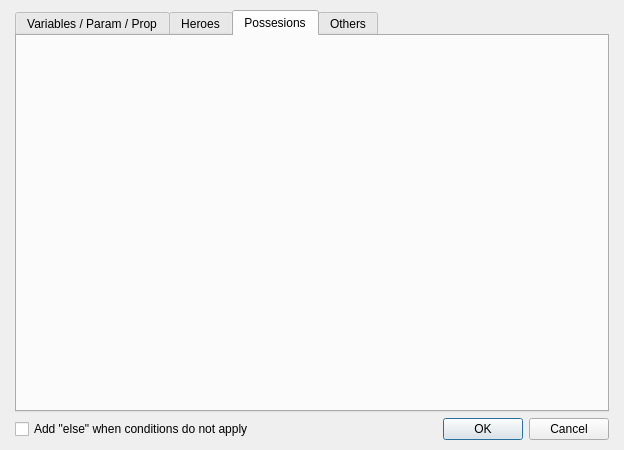
This is Editor/Dialogs/Commands/dialogcommandconditions.ui in RPG-Paper-Maker/RPG-Paper-Maker as Qt 5 draws it before an edit. The edited form follows.
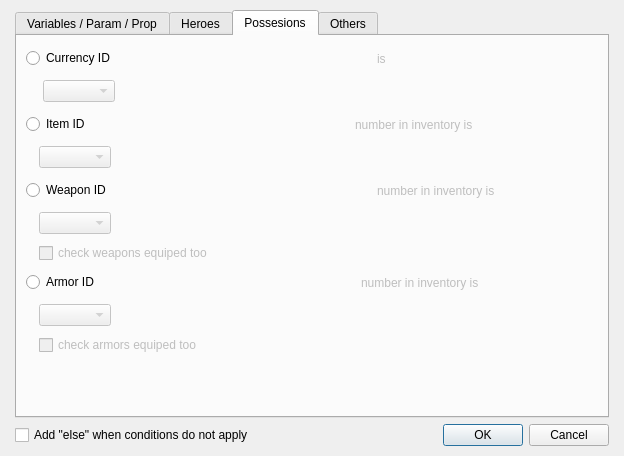
This is the edited form. The open tabs and pages were chosen to show the change. Custom widgets are drawn as their Qt base class.

Patch:
```diff
--- a/Editor/Dialogs/Commands/dialogcommandconditions.ui
+++ b/Editor/Dialogs/Commands/dialogcommandconditions.ui
@@ -7,7 +7,7 @@
     <x>0</x>
     <y>0</y>
     <width>624</width>
-    <height>450</height>
+    <height>456</height>
    </rect>
   </property>
   <property name="windowTitle">
@@ -628,6 +628,515 @@
         <attribute name="title">
          <string>Possesions</string>
         </attribute>
+        <layout class="QGridLayout" name="gridLayout_5">
+         <item row="0" column="0">
+          <layout class="QVBoxLayout" name="verticalLayout_6">
+           <item>
+            <layout class="QHBoxLayout" name="horizontalLayout_13" stretch="0,0,0,1">
+             <item>
+              <widget class="QRadioButton" name="radioButtonCurrency">
+               <property name="text">
+                <string>Currency ID</string>
+               </property>
+              </widget>
+             </item>
+             <item>
+              <widget class="PanelPrimitiveValue" name="panelPrimitiveCurrencyID" native="true">
+               <property name="enabled">
+                <bool>false</bool>
+               </property>
+               <property name="minimumSize">
+                <size>
+                 <width>250</width>
+                 <height>27</height>
+                </size>
+               </property>
+               <property name="maximumSize">
+                <size>
+                 <width>250</width>
+                 <height>27</height>
+                </size>
+               </property>
+              </widget>
+             </item>
+             <item>
+              <widget class="QLabel" name="labelCurrencyIs">
+               <property name="enabled">
+                <bool>false</bool>
+               </property>
+               <property name="text">
+                <string>is</string>
+               </property>
+              </widget>
+             </item>
+             <item>
+              <spacer name="horizontalSpacer_12">
+               <property name="orientation">
+                <enum>Qt::Horizontal</enum>
+               </property>
+               <property name="sizeHint" stdset="0">
+                <size>
+                 <width>148</width>
+                 <height>20</height>
+                </size>
+               </property>
+              </spacer>
+             </item>
+            </layout>
+           </item>
+           <item>
+            <layout class="QHBoxLayout" name="horizontalLayout_14" stretch="0,0,0,1">
+             <item>
+              <spacer name="horizontalSpacer_14">
+               <property name="orientation">
+                <enum>Qt::Horizontal</enum>
+               </property>
+               <property name="sizeHint" stdset="0">
+                <size>
+                 <width>17</width>
+                 <height>20</height>
+                </size>
+               </property>
+              </spacer>
+             </item>
+             <item>
+              <widget class="QComboBox" name="comboBoxOperationCurrency">
+               <property name="enabled">
+                <bool>false</bool>
+               </property>
+              </widget>
+             </item>
+             <item>
+              <widget class="PanelPrimitiveValue" name="panelPrimitiveCurrencyValue" native="true">
+               <property name="enabled">
+                <bool>false</bool>
+               </property>
+               <property name="minimumSize">
+                <size>
+                 <width>250</width>
+                 <height>27</height>
+                </size>
+               </property>
+               <property name="maximumSize">
+                <size>
+                 <width>250</width>
+                 <height>27</height>
+                </size>
+               </property>
+              </widget>
+             </item>
+             <item>
+              <spacer name="horizontalSpacer_13">
+               <property name="orientation">
+                <enum>Qt::Horizontal</enum>
+               </property>
+               <property name="sizeHint" stdset="0">
+                <size>
+                 <width>158</width>
+                 <height>20</height>
+                </size>
+               </property>
+              </spacer>
+             </item>
+            </layout>
+           </item>
+           <item>
+            <layout class="QHBoxLayout" name="horizontalLayout_15" stretch="0,0,0,1">
+             <item>
+              <widget class="QRadioButton" name="radioButtonItem">
+               <property name="text">
+                <string>Item ID </string>
+               </property>
+              </widget>
+             </item>
+             <item>
+              <widget class="PanelPrimitiveValue" name="panelPrimitiveItemID" native="true">
+               <property name="enabled">
+                <bool>false</bool>
+               </property>
+               <property name="minimumSize">
+                <size>
+                 <width>250</width>
+                 <height>27</height>
+                </size>
+               </property>
+               <property name="maximumSize">
+                <size>
+                 <width>250</width>
+                 <height>27</height>
+                </size>
+               </property>
+              </widget>
+             </item>
+             <item>
+              <widget class="QLabel" name="labelItemInventory">
+               <property name="enabled">
+                <bool>false</bool>
+               </property>
+               <property name="text">
+                <string>number in inventory is</string>
+               </property>
+              </widget>
+             </item>
+             <item>
+              <spacer name="horizontalSpacer_15">
+               <property name="orientation">
+                <enum>Qt::Horizontal</enum>
+               </property>
+               <property name="sizeHint" stdset="0">
+                <size>
+                 <width>18</width>
+                 <height>20</height>
+                </size>
+               </property>
+              </spacer>
+             </item>
+            </layout>
+           </item>
+           <item>
+            <layout class="QHBoxLayout" name="horizontalLayout_16" stretch="0,0,0,1">
+             <item>
+              <spacer name="horizontalSpacer_16">
+               <property name="orientation">
+                <enum>Qt::Horizontal</enum>
+               </property>
+               <property name="sizeHint" stdset="0">
+                <size>
+                 <width>13</width>
+                 <height>20</height>
+                </size>
+               </property>
+              </spacer>
+             </item>
+             <item>
+              <widget class="QComboBox" name="comboBoxOperationItem">
+               <property name="enabled">
+                <bool>false</bool>
+               </property>
+              </widget>
+             </item>
+             <item>
+              <widget class="PanelPrimitiveValue" name="panelPrimitiveItemValue" native="true">
+               <property name="enabled">
+                <bool>false</bool>
+               </property>
+               <property name="minimumSize">
+                <size>
+                 <width>250</width>
+                 <height>27</height>
+                </size>
+               </property>
+               <property name="maximumSize">
+                <size>
+                 <width>250</width>
+                 <height>27</height>
+                </size>
+               </property>
+              </widget>
+             </item>
+             <item>
+              <spacer name="horizontalSpacer_17">
+               <property name="orientation">
+                <enum>Qt::Horizontal</enum>
+               </property>
+               <property name="sizeHint" stdset="0">
+                <size>
+                 <width>158</width>
+                 <height>20</height>
+                </size>
+               </property>
+              </spacer>
+             </item>
+            </layout>
+           </item>
+           <item>
+            <layout class="QHBoxLayout" name="horizontalLayout_17" stretch="0,0,0,1">
+             <item>
+              <widget class="QRadioButton" name="radioButtonWeapon">
+               <property name="text">
+                <string>Weapon ID </string>
+               </property>
+              </widget>
+             </item>
+             <item>
+              <widget class="PanelPrimitiveValue" name="panelPrimitiveWeaponID" native="true">
+               <property name="enabled">
+                <bool>false</bool>
+               </property>
+               <property name="minimumSize">
+                <size>
+                 <width>250</width>
+                 <height>27</height>
+                </size>
+               </property>
+               <property name="maximumSize">
+                <size>
+                 <width>250</width>
+                 <height>27</height>
+                </size>
+               </property>
+              </widget>
+             </item>
+             <item>
+              <widget class="QLabel" name="labelWeaponInventory">
+               <property name="enabled">
+                <bool>false</bool>
+               </property>
+               <property name="text">
+                <string>number in inventory is</string>
+               </property>
+              </widget>
+             </item>
+             <item>
+              <spacer name="horizontalSpacer_18">
+               <property name="orientation">
+                <enum>Qt::Horizontal</enum>
+               </property>
+               <property name="sizeHint" stdset="0">
+                <size>
+                 <width>18</width>
+                 <height>20</height>
+                </size>
+               </property>
+              </spacer>
+             </item>
+            </layout>
+           </item>
+           <item>
+            <layout class="QHBoxLayout" name="horizontalLayout_19" stretch="0,0,0,1">
+             <item>
+              <spacer name="horizontalSpacer_20">
+               <property name="orientation">
+                <enum>Qt::Horizontal</enum>
+               </property>
+               <property name="sizeHint" stdset="0">
+                <size>
+                 <width>13</width>
+                 <height>20</height>
+                </size>
+               </property>
+              </spacer>
+             </item>
+             <item>
+              <widget class="QComboBox" name="comboBoxOperationWeapon">
+               <property name="enabled">
+                <bool>false</bool>
+               </property>
+              </widget>
+             </item>
+             <item>
+              <widget class="PanelPrimitiveValue" name="panelPrimitiveWeaponValue" native="true">
+               <property name="enabled">
+                <bool>false</bool>
+               </property>
+               <property name="minimumSize">
+                <size>
+                 <width>250</width>
+                 <height>27</height>
+                </size>
+               </property>
+               <property name="maximumSize">
+                <size>
+                 <width>250</width>
+                 <height>27</height>
+                </size>
+               </property>
+              </widget>
+             </item>
+             <item>
+              <spacer name="horizontalSpacer_21">
+               <property name="orientation">
+                <enum>Qt::Horizontal</enum>
+               </property>
+               <property name="sizeHint" stdset="0">
+                <size>
+                 <width>158</width>
+                 <height>20</height>
+                </size>
+               </property>
+              </spacer>
+             </item>
+            </layout>
+           </item>
+           <item>
+            <layout class="QHBoxLayout" name="horizontalLayout_21" stretch="0,1">
+             <item>
+              <spacer name="horizontalSpacer_24">
+               <property name="orientation">
+                <enum>Qt::Horizontal</enum>
+               </property>
+               <property name="sizeHint" stdset="0">
+                <size>
+                 <width>13</width>
+                 <height>20</height>
+                </size>
+               </property>
+              </spacer>
+             </item>
+             <item>
+              <widget class="QCheckBox" name="checkBoxWeaponEquiped">
+               <property name="enabled">
+                <bool>false</bool>
+               </property>
+               <property name="text">
+                <string>check weapons equiped too</string>
+               </property>
+              </widget>
+             </item>
+            </layout>
+           </item>
+           <item>
+            <layout class="QHBoxLayout" name="horizontalLayout_18" stretch="0,0,0,1">
+             <item>
+              <widget class="QRadioButton" name="radioButtonArmor">
+               <property name="text">
+                <string>Armor ID</string>
+               </property>
+              </widget>
+             </item>
+             <item>
+              <widget class="PanelPrimitiveValue" name="panelPrimitiveArmorID" native="true">
+               <property name="enabled">
+                <bool>false</bool>
+               </property>
+               <property name="minimumSize">
+                <size>
+                 <width>250</width>
+                 <height>27</height>
+                </size>
+               </property>
+               <property name="maximumSize">
+                <size>
+                 <width>250</width>
+                 <height>27</height>
+                </size>
+               </property>
+              </widget>
+             </item>
+             <item>
+              <widget class="QLabel" name="labelArmorInventory">
+               <property name="enabled">
+                <bool>false</bool>
+               </property>
+               <property name="text">
+                <string>number in inventory is</string>
+               </property>
+              </widget>
+             </item>
+             <item>
+              <spacer name="horizontalSpacer_19">
+               <property name="orientation">
+                <enum>Qt::Horizontal</enum>
+               </property>
+               <property name="sizeHint" stdset="0">
+                <size>
+                 <width>18</width>
+                 <height>20</height>
+                </size>
+               </property>
+              </spacer>
+             </item>
+            </layout>
+           </item>
+           <item>
+            <layout class="QHBoxLayout" name="horizontalLayout_20" stretch="0,0,0,1">
+             <item>
+              <spacer name="horizontalSpacer_22">
+               <property name="orientation">
+                <enum>Qt::Horizontal</enum>
+               </property>
+               <property name="sizeHint" stdset="0">
+                <size>
+                 <width>13</width>
+                 <height>20</height>
+                </size>
+               </property>
+              </spacer>
+             </item>
+             <item>
+              <widget class="QComboBox" name="comboBoxOperationArmor">
+               <property name="enabled">
+                <bool>false</bool>
+               </property>
+              </widget>
+             </item>
+             <item>
+              <widget class="PanelPrimitiveValue" name="panelPrimitiveArmorValue" native="true">
+               <property name="enabled">
+                <bool>false</bool>
+               </property>
+               <property name="minimumSize">
+                <size>
+                 <width>250</width>
+                 <height>27</height>
+                </size>
+               </property>
+               <property name="maximumSize">
+                <size>
+                 <width>250</width>
+                 <height>27</height>
+                </size>
+               </property>
+              </widget>
+             </item>
+             <item>
+              <spacer name="horizontalSpacer_23">
+               <property name="orientation">
+                <enum>Qt::Horizontal</enum>
+               </property>
+               <property name="sizeHint" stdset="0">
+                <size>
+                 <width>158</width>
+                 <height>20</height>
+                </size>
+               </property>
+              </spacer>
+             </item>
+            </layout>
+           </item>
+           <item>
+            <layout class="QHBoxLayout" name="horizontalLayout_22" stretch="0,1">
+             <item>
+              <spacer name="horizontalSpacer_25">
+               <property name="orientation">
+                <enum>Qt::Horizontal</enum>
+               </property>
+               <property name="sizeHint" stdset="0">
+                <size>
+                 <width>13</width>
+                 <height>20</height>
+                </size>
+               </property>
+              </spacer>
+             </item>
+             <item>
+              <widget class="QCheckBox" name="checkBoxArmorEquiped">
+               <property name="enabled">
+                <bool>false</bool>
+               </property>
+               <property name="text">
+                <string>check armors equiped too</string>
+               </property>
+              </widget>
+             </item>
+            </layout>
+           </item>
+           <item>
+            <spacer name="verticalSpacer_4">
+             <property name="orientation">
+              <enum>Qt::Vertical</enum>
+             </property>
+             <property name="sizeHint" stdset="0">
+              <size>
+               <width>20</width>
+               <height>40</height>
+              </size>
+             </property>
+            </spacer>
+           </item>
+          </layout>
+         </item>
+        </layout>
        </widget>
        <widget class="QWidget" name="tab_4">
         <attribute name="title">
```
Left out of the diff: 15 changed lines with no effect on the pictures.
